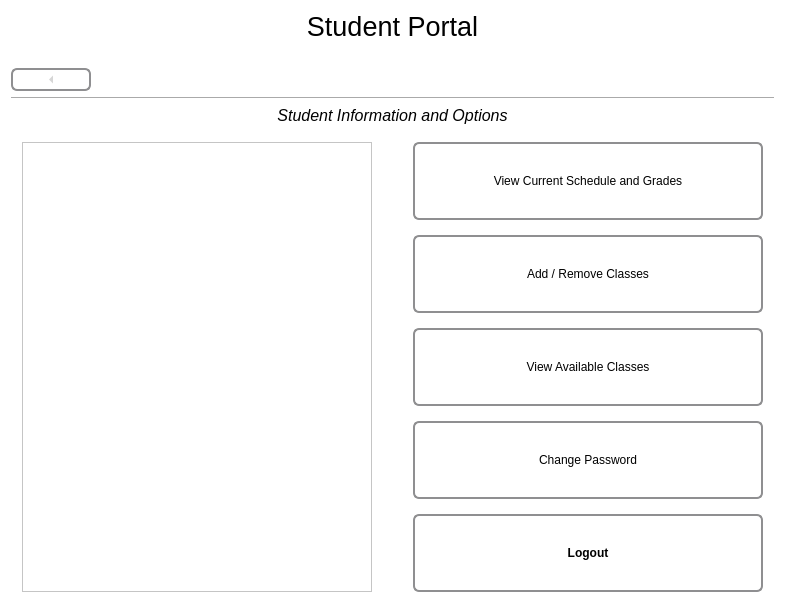
This is Form Files/studentView.ui in alixabahena/SIMS as Qt 5 draws it before an edit. The edited form follows.
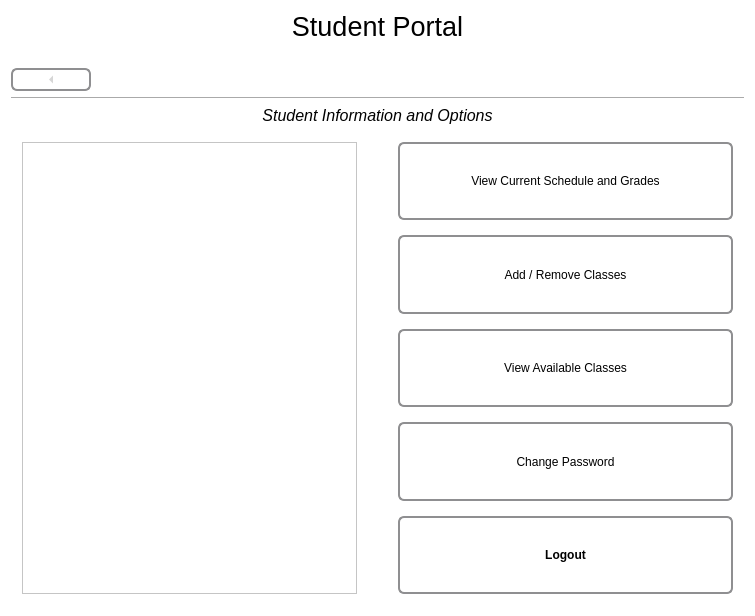
This is the edited form. The open tabs and pages were chosen to show the change. Icons and pictures are not drawn.

Diff of the .ui file:
```diff
--- a/Form Files/studentView.ui
+++ b/Form Files/studentView.ui
@@ -6,8 +6,8 @@
    <rect>
     <x>0</x>
     <y>0</y>
-    <width>785</width>
-    <height>614</height>
+    <width>755</width>
+    <height>616</height>
    </rect>
   </property>
   <property name="windowTitle">
```
Left out of the diff: 2 changed lines with no effect on the pictures.
